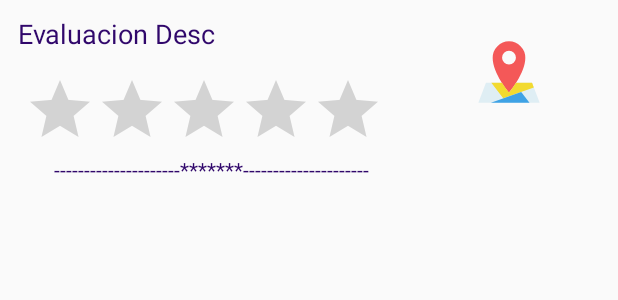
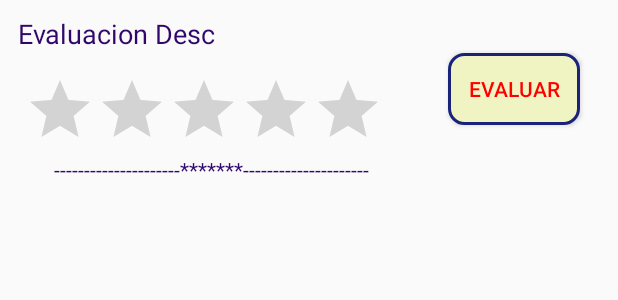
Before and after one commit to AndrosHG/navegacionApp, an Android app: the layout razonevalualist.xml on its own in the app's theme, with its tools: preview values and no code run, on a phone screen of 412 x 824 dp. Shown: the top 300 px of the screen. Run offline under Robolectric (Android 15) with nearby library versions, the phone set to English and light mode, and no system bars; network calls fail.

Commit message:
27-nov-20

```diff
--- a/app/src/main/AndroidManifest.xml
+++ b/app/src/main/AndroidManifest.xml
@@ -32,12 +32,12 @@
              You need a different API key for each encryption key, including the release key that is used to
              sign the APK for publishing.
              You can define the keys for the debug and release targets in src/debug/ and src/release/.
-
+-->
 
            <meta-data
             android:name="com.google.android.geo.API_KEY"
             android:value="AIzaSyB5AzKEdIoGxrX39lhvA1LI_uH8eZE_u6Q" />
-        -->
+
         <activity
             android:name=".actividades.MapsActivity"
             android:label="@string/title_activity_maps" />
--- a/app/src/main/java/com/sienrgitec/navegacionapp/adaptadores/ctEvaluacionAdapter.java
+++ b/app/src/main/java/com/sienrgitec/navegacionapp/adaptadores/ctEvaluacionAdapter.java
@@ -8,6 +8,7 @@ import android.view.LayoutInflater;
 import android.view.View;
 import android.view.ViewGroup;
 
+import android.widget.Button;
 import android.widget.ImageView;
 import android.widget.RatingBar;
 import android.widget.TextView;
@@ -45,7 +46,8 @@ public class ctEvaluacionAdapter extends RVAdapter<ctEvaluacion> {
     protected void bindView(final ctEvaluacion item, RVAdapter.ListViewHolder viewHolder) {
         if (item != null) {
             ImageView btnMapas    = (ImageView) viewHolder.getView(R.id.imageView9);
-            RatingBar ratingBar   = (RatingBar) viewHolder.getView(R.id.ratingBar2);;
+            RatingBar ratingBar   = (RatingBar) viewHolder.getView(R.id.ratingBar2);
+            Button    btnEvalua   = (Button)    viewHolder.getView(R.id.btnEvalua);;
 
 
 
@@ -56,7 +58,7 @@ public class ctEvaluacionAdapter extends RVAdapter<ctEvaluacion> {
                 }
             });
 
-            btnMapas.setOnClickListener(v ->{
+            btnEvalua.setOnClickListener(v ->{
                 Log.e("Adapter Evaluea--> ", item.getcEvalua() + " valor " + vdeCalificacion);
 
 
--- a/app/src/main/java/com/sienrgitec/navegacionapp/configuracion/Globales.java
+++ b/app/src/main/java/com/sienrgitec/navegacionapp/configuracion/Globales.java
@@ -27,7 +27,10 @@ public class Globales {
     public static Boolean vglBuscaPed = true;
     public static Integer vgiComision = 0;
     public static Integer vgiVehiculo = 0;
-    public static Double  vg_deLongitud, vg_deLatitud;
+    public static Double  vg_deLongitud = -99.152289, vg_deLatitud = 19.308508;
+    public static Boolean vg_lEntregaCli = false;
+
+    public static Integer vg_iPedido = 0;
 
 
     public static ctUsuario g_ctUsuario = null;
--- a/app/src/main/java/com/sienrgitec/navegacionapp/servicios/BuscaUbicacionServ.java
+++ b/app/src/main/java/com/sienrgitec/navegacionapp/servicios/BuscaUbicacionServ.java
@@ -35,8 +35,8 @@ public class BuscaUbicacionServ extends JobIntentService {
             public void onLocationChanged(Location location){
                 if(vglEjecServ == true) {
 
-                    CreaUbicacion ubicame = new CreaUbicacion();
-                    ubicame.CreaRegistro(location.getLatitude(), location.getLongitude(), context);
+                    /*CreaUbicacion ubicame = new CreaUbicacion();
+                    ubicame.CreaRegistro(location.getLatitude(), location.getLongitude(), context);*/
 
                     if(g_ctUsuario != null){
                         Log.e("servicio--> ", "vacios");
--- a/app/src/main/res/layout/activity_op_evaluaciones.xml
+++ b/app/src/main/res/layout/activity_op_evaluaciones.xml
@@ -79,8 +79,8 @@
         android:layout_width="match_parent"
         android:layout_height="wrap_content"
         android:background="@drawable/bgbotones"
+        android:textColor="@color/txtbtn"
         android:text="FINALIZAR EVALUACION"
-        android:textColor="@color/txtbtn"
         app:layout_constraintBottom_toBottomOf="parent"
         app:layout_constraintEnd_toEndOf="parent"
         app:layout_constraintStart_toStartOf="parent" />
--- a/app/src/main/res/layout/razonevalualist.xml
+++ b/app/src/main/res/layout/razonevalualist.xml
@@ -41,21 +41,22 @@
         app:layout_constraintGuide_end="130dp" />
 
 
-    <ImageView
-        android:id="@+id/imageView9"
-        android:layout_width="45dp"
-        android:layout_height="45dp"
-        android:layout_marginStart="50dp"
-        android:layout_marginLeft="50dp"
-        android:layout_marginTop="25dp"
-        android:layout_marginEnd="50dp"
-        android:layout_marginRight="50dp"
+    <Button
+        android:id="@+id/btnEvalua"
+        android:layout_width="0dp"
+        android:layout_height="wrap_content"
+        android:layout_marginStart="25dp"
+        android:layout_marginLeft="25dp"
+        android:layout_marginTop="35dp"
+        android:layout_marginEnd="25dp"
+        android:layout_marginRight="25dp"
+        android:text="Evaluar"
+        android:background="@drawable/bgbotones"
+        android:textColor="@color/txtbtn"
         app:layout_constraintEnd_toEndOf="parent"
         app:layout_constraintHorizontal_bias="0.5"
         app:layout_constraintStart_toEndOf="@+id/imageView8"
-        app:layout_constraintTop_toTopOf="parent"
-        app:srcCompat="@drawable/ic_ubicacion"
-        tools:ignore="VectorDrawableCompat" />
+        app:layout_constraintTop_toTopOf="parent" />
 
 
 
@@ -72,4 +73,6 @@
         app:layout_constraintTop_toBottomOf="@+id/ratingBar2" />
 
 
+
+
 </androidx.constraintlayout.widget.ConstraintLayout>
```
Also changed, not shown: app/src/main/java/com/sienrgitec/navegacionapp/actividades/Aportacion.java (+16 -2 lines), app/src/main/java/com/sienrgitec/navegacionapp/actividades/Login.java (+11 -1 lines), app/src/main/java/com/sienrgitec/navegacionapp/actividades/opEvaluaciones.java (+31 -11 lines), app/src/main/java/com/sienrgitec/navegacionapp/modelos/ctComisiones.java (+9 -0 lines), app/src/main/java/com/sienrgitec/navegacionapp/modelos/ctPainani.java (+8 -0 lines), app/src/main/java/com/sienrgitec/navegacionapp/modelos/opDispPainani.java (+9 -0 lines), app/src/main/java/com/sienrgitec/navegacionapp/ui/home/HomeFragment.java (+16 -3 lines), app/src/main/java/com/sienrgitec/navegacionapp/ui/pedidos/PedidoshowFragment.java (+12 -5 lines).
